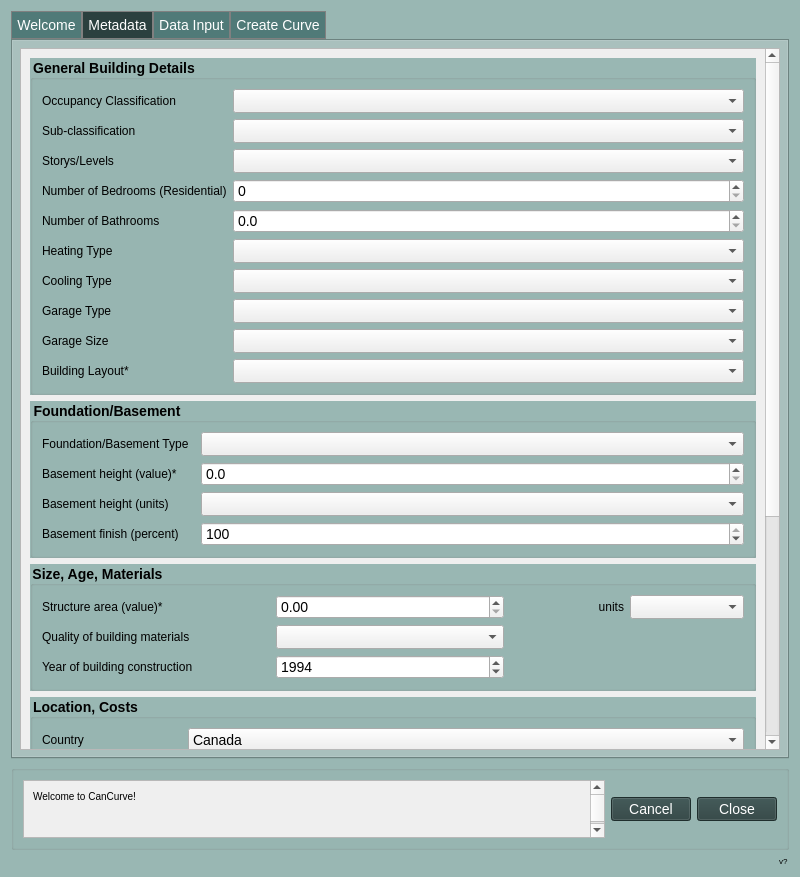
NRCan/CanCurve, file cancurve/bldgs/cc_bldgs_dialog.ui: the form before one commit.
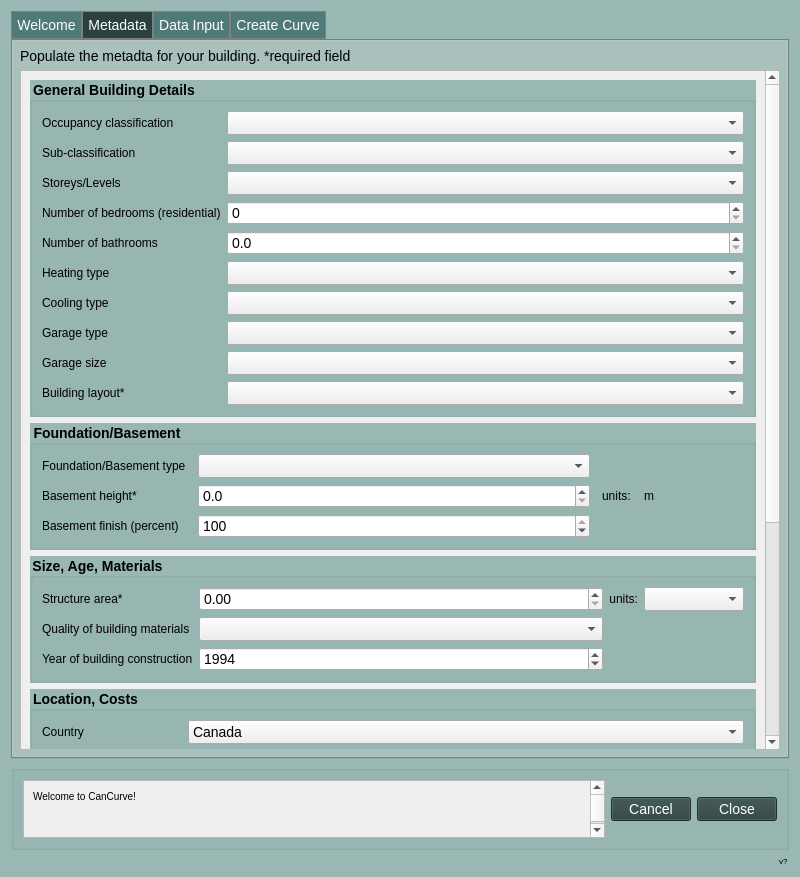
The form after the commit. The open tabs and pages were chosen to show the change. Icons and pictures are not drawn. Custom widgets are drawn as their Qt base class.

```diff
--- a/cancurve/bldgs/cc_bldgs_dialog.ui
+++ b/cancurve/bldgs/cc_bldgs_dialog.ui
@@ -7,7 +7,7 @@
     <x>0</x>
     <y>0</y>
     <width>800</width>
-    <height>819</height>
+    <height>848</height>
    </rect>
   </property>
   <property name="palette">
@@ -263,6 +263,13 @@
        <string>Metadata</string>
       </attribute>
       <layout class="QVBoxLayout" name="verticalLayout_7">
+       <item>
+        <widget class="QLabel" name="label_13">
+         <property name="text">
+          <string>Populate the metadta for your building. *required field</string>
+         </property>
+        </widget>
+       </item>
        <item>
         <widget class="QScrollArea" name="scrollArea">
          <property name="palette">
@@ -279,9 +286,9 @@
           <property name="geometry">
            <rect>
             <x>0</x>
-            <y>0</y>
+            <y>-298</y>
             <width>745</width>
-            <height>976</height>
+            <height>947</height>
            </rect>
           </property>
           <property name="styleSheet">
@@ -323,7 +330,7 @@
                    </font>
                   </property>
                   <property name="text">
-                   <string>Occupancy Classification</string>
+                   <string>Occupancy classification</string>
                   </property>
                   <property name="textFormat">
                    <enum>Qt::PlainText</enum>
@@ -349,7 +356,7 @@
                    <string>Number of storys/levels/floors for the building. Typically this excludes the basement.</string>
                   </property>
                   <property name="text">
-                   <string>Storys/Levels</string>
+                   <string>Storeys/Levels</string>
                   </property>
                  </widget>
                 </item>
@@ -359,7 +366,7 @@
                 <item row="3" column="0">
                  <widget class="QLabel" name="BedroomCount">
                   <property name="text">
-                   <string>Number of Bedrooms (Residential)</string>
+                   <string>Number of bedrooms (residential)</string>
                   </property>
                  </widget>
                 </item>
@@ -369,7 +376,7 @@
                 <item row="4" column="0">
                  <widget class="QLabel" name="BathroomCount">
                   <property name="text">
-                   <string>Number of Bathrooms</string>
+                   <string>Number of bathrooms</string>
                   </property>
                  </widget>
                 </item>
@@ -383,7 +390,7 @@
                 <item row="5" column="0">
                  <widget class="QLabel" name="heatingTypeLabel">
                   <property name="text">
-                   <string>Heating Type</string>
+                   <string>Heating type</string>
                   </property>
                  </widget>
                 </item>
@@ -393,7 +400,7 @@
                 <item row="6" column="0">
                  <widget class="QLabel" name="coolingTypeLabel">
                   <property name="text">
-                   <string>Cooling Type</string>
+                   <string>Cooling type</string>
                   </property>
                  </widget>
                 </item>
@@ -403,7 +410,7 @@
                 <item row="7" column="0">
                  <widget class="QLabel" name="garageTypeLabel">
                   <property name="text">
-                   <string>Garage Type</string>
+                   <string>Garage type</string>
                   </property>
                  </widget>
                 </item>
@@ -413,7 +420,7 @@
                 <item row="8" column="0">
                  <widget class="QLabel" name="garageSizeLabel">
                   <property name="text">
-                   <string>Garage Size</string>
+                   <string>Garage size</string>
                   </property>
                  </widget>
                 </item>
@@ -423,7 +430,7 @@
                 <item row="9" column="0">
                  <widget class="QLabel" name="buildingLayoutLabel">
                   <property name="text">
-                   <string>Building Layout*</string>
+                   <string>Building layout*</string>
                   </property>
                  </widget>
                 </item>
@@ -455,24 +462,59 @@
              </property>
              <layout class="QVBoxLayout" name="verticalLayout_17">
               <item>
-               <layout class="QFormLayout" name="formLayout_t02_02a">
+               <layout class="QGridLayout" name="gridLayout_t02_02a">
                 <property name="horizontalSpacing">
                  <number>12</number>
                 </property>
+                <item row="1" column="2">
+                 <widget class="QLabel" name="label_11">
+                  <property name="sizePolicy">
+                   <sizepolicy hsizetype="Fixed" vsizetype="Preferred">
+                    <horstretch>0</horstretch>
+                    <verstretch>0</verstretch>
+                   </sizepolicy>
+                  </property>
+                  <property name="minimumSize">
+                   <size>
+                    <width>30</width>
+                    <height>0</height>
+                   </size>
+                  </property>
+                  <property name="text">
+                   <string>units:</string>
+                  </property>
+                 </widget>
+                </item>
+                <item row="2" column="1">
+                 <widget class="QDoubleSpinBox" name="basementFinish_DoubleSpinBox">
+                  <property name="decimals">
+                   <number>0</number>
+                  </property>
+                  <property name="maximum">
+                   <double>100.000000000000000</double>
+                  </property>
+                  <property name="value">
+                   <double>100.000000000000000</double>
+                  </property>
+                 </widget>
+                </item>
                 <item row="0" column="0">
                  <widget class="QLabel" name="foundationBasementTypeLabel">
+                  <property name="sizePolicy">
+                   <sizepolicy hsizetype="Fixed" vsizetype="Preferred">
+                    <horstretch>0</horstretch>
+                    <verstretch>0</verstretch>
+                   </sizepolicy>
+                  </property>
                   <property name="text">
-                   <string>Foundation/Basement Type</string>
+                   <string>Foundation/Basement type</string>
                   </property>
                  </widget>
                 </item>
-                <item row="0" column="1">
-                 <widget class="QComboBox" name="foundationType_ComboBox"/>
-                </item>
                 <item row="1" column="0">
                  <widget class="QLabel" name="basementHeightLabel_2">
                   <property name="text">
-                   <string>Basement height (value)*</string>
+                   <string>Basement height*</string>
                   </property>
                  </widget>
                 </item>
@@ -484,32 +526,37 @@
                  </widget>
                 </item>
                 <item row="2" column="0">
-                 <widget class="QLabel" name="basementHeightUnitsLabel">
-                  <property name="text">
-                   <string>Basement height (units)</string>
-                  </property>
-                 </widget>
-                </item>
-                <item row="2" column="1">
-                 <widget class="QComboBox" name="basementHeightUnits_ComboBox"/>
-                </item>
-                <item row="3" column="0">
                  <widget class="QLabel" name="basementFinishLabel">
                   <property name="text">
                    <string>Basement finish (percent)</string>
                   </property>
                  </widget>
                 </item>
-                <item row="3" column="1">
-                 <widget class="QDoubleSpinBox" name="basementFinish_DoubleSpinBox">
-                  <property name="decimals">
-                   <number>0</number>
+                <item row="0" column="1">
+                 <widget class="QComboBox" name="foundationType_ComboBox"/>
+                </item>
+                <item row="1" column="3">
+                 <widget class="QLabel" name="basementHeightUnits_label">
+                  <property name="sizePolicy">
+                   <sizepolicy hsizetype="Fixed" vsizetype="Preferred">
+                    <horstretch>0</horstretch>
+                    <verstretch>0</verstretch>
+                   </sizepolicy>
                   </property>
-                  <property name="maximum">
-                   <double>100.000000000000000</double>
+                  <property name="minimumSize">
+                   <size>
+                    <width>100</width>
+                    <height>0</height>
+                   </size>
                   </property>
-                  <property name="value">
-                   <double>100.000000000000000</double>
+                  <property name="toolTip">
+                   <string>units for basement height. Select the units on the 'Data Input' tab using the 'exposure units' field.</string>
+                  </property>
+                  <property name="statusTip">
+                   <string/>
+                  </property>
+                  <property name="text">
+                   <string>m</string>
                   </property>
                  </widget>
                 </item>
@@ -560,11 +607,17 @@
                 </item>
                 <item row="0" column="0">
                  <widget class="QLabel" name="sizeOrAreaValueLabel">
+                  <property name="sizePolicy">
+                   <sizepolicy hsizetype="Fixed" vsizetype="Preferred">
+                    <horstretch>0</horstretch>
+                    <verstretch>0</verstretch>
+                   </sizepolicy>
+                  </property>
                   <property name="toolTip">
                    <string>This value is used when 'RCV/Area' is selected to scale the replacement costs (e.g., to footprint area)</string>
                   </property>
                   <property name="text">
-                   <string>Structure area (value)*</string>
+                   <string>Structure area*</string>
                   </property>
                  </widget>
                 </item>
@@ -584,8 +637,14 @@
                 </item>
                 <item row="0" column="2">
                  <widget class="QLabel" name="sizeOrAreaUnitsLabel">
+                  <property name="sizePolicy">
+                   <sizepolicy hsizetype="Fixed" vsizetype="Preferred">
+                    <horstretch>0</horstretch>
+                    <verstretch>0</verstretch>
+                   </sizepolicy>
+                  </property>
                   <property name="text">
-                   <string>units</string>
+                   <string>units:</string>
                   </property>
                   <property name="alignment">
                    <set>Qt::AlignRight|Qt::AlignTrailing|Qt::AlignVCenter</set>
@@ -593,7 +652,20 @@
                  </widget>
                 </item>
                 <item row="0" column="3">
-                 <widget class="QComboBox" name="sizeOrAreaUnits_ComboBox"/>
+                 <widget class="QComboBox" name="sizeOrAreaUnits_ComboBox">
+                  <property name="sizePolicy">
+                   <sizepolicy hsizetype="Fixed" vsizetype="Fixed">
+                    <horstretch>0</horstretch>
+                    <verstretch>0</verstretch>
+                   </sizepolicy>
+                  </property>
+                  <property name="minimumSize">
+                   <size>
+                    <width>100</width>
+                    <height>0</height>
+                   </size>
+                  </property>
+                 </widget>
                 </item>
                </layout>
               </item>
```
Left out of the diff: 39 changed lines with no effect on the pictures.
